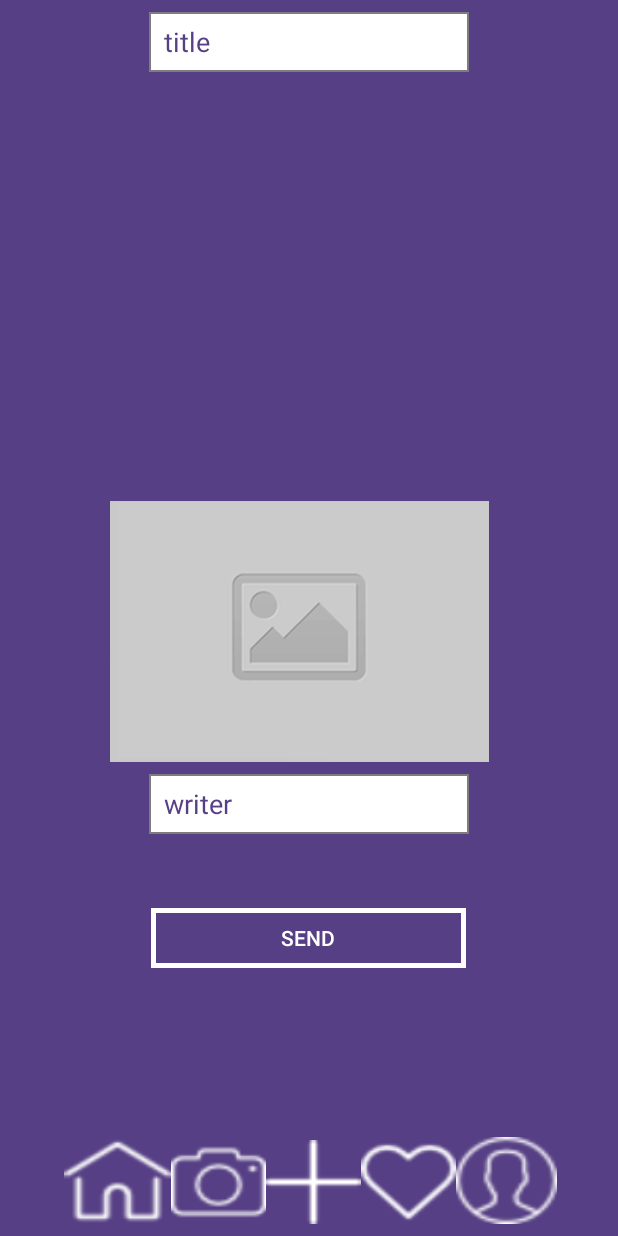
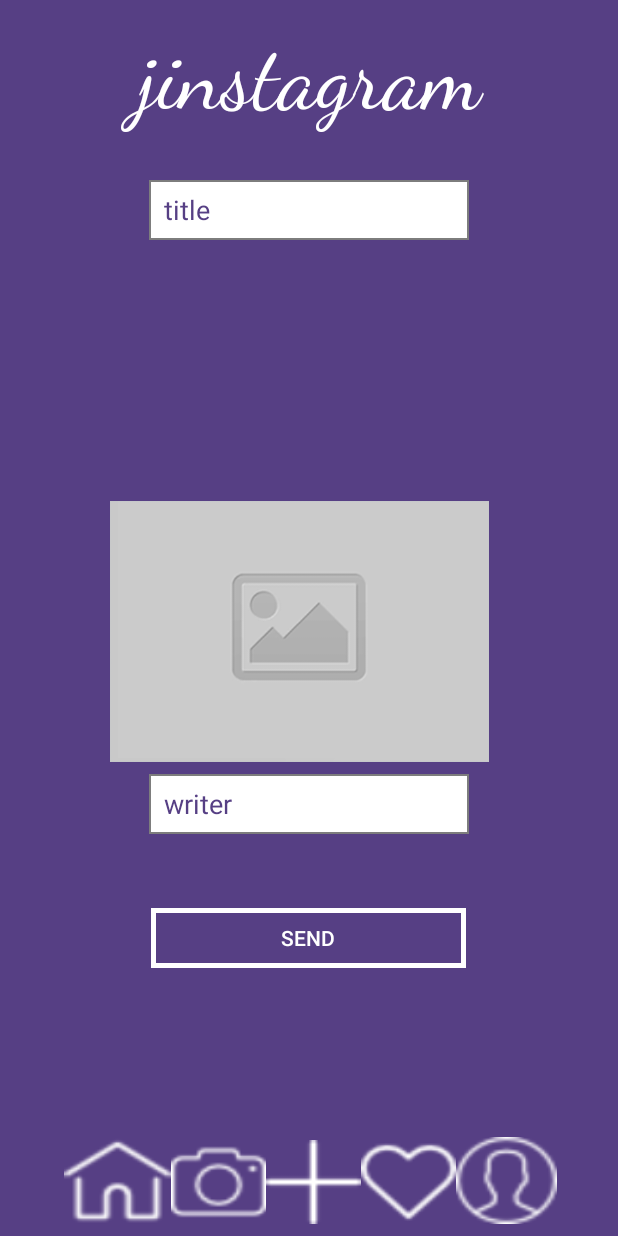
Before and after one commit to yisojin/Instagram, an Android app: the BoardAddActivity screen opened directly, with no data from a screen before it, on a phone screen of 412 x 824 dp. Run offline under Robolectric (Android 15) with nearby library versions, the phone set to English and light mode, and no system bars; 1 statement that could not run was skipped.

Commit message:
위치수정

```diff
--- a/app/src/main/res/layout/activity_board_add.xml
+++ b/app/src/main/res/layout/activity_board_add.xml
@@ -1,6 +1,7 @@
 <?xml version="1.0" encoding="utf-8"?>
 <android.support.constraint.ConstraintLayout xmlns:android="http://schemas.android.com/apk/res/android"
     xmlns:app="http://schemas.android.com/apk/res-auto"
+    android:id="@+id/layout_main"
     xmlns:tools="http://schemas.android.com/tools"
     android:layout_width="match_parent"
     android:layout_height="match_parent"
@@ -35,7 +36,7 @@
         android:layout_marginBottom="8dp"
         android:layout_marginEnd="8dp"
         android:layout_marginStart="8dp"
-        android:layout_marginTop="8dp"
+        android:layout_marginTop="120dp"
         android:background="@drawable/custom_editbox"
         android:ems="10"
         android:hint="title"
```
